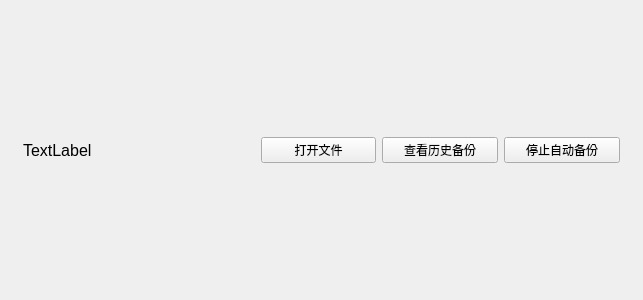
This is windows/mainwindow_child/homepage/trackfiles/homepagechild_trackfile.ui in Zao-chen/ZcVersionBox as Qt 5 draws it before an edit. The edited form follows.
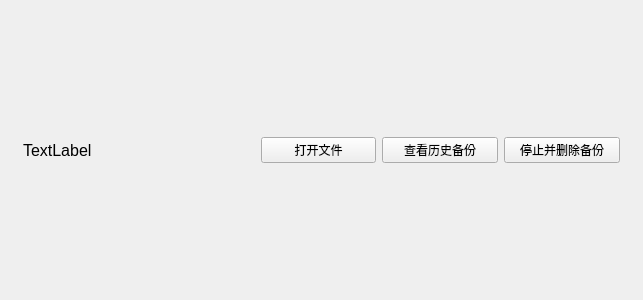
This is the edited form. Custom widgets are drawn as their Qt base class.

Commit message: feat: 添加开机自动启动功能，优化设置页面的用户交互

Diff of the .ui file:
```diff
--- a/windows/mainwindow_child/homepage/trackfiles/homepagechild_trackfile.ui
+++ b/windows/mainwindow_child/homepage/trackfiles/homepagechild_trackfile.ui
@@ -64,7 +64,7 @@
       <item>
        <widget class="ElaPushButton" name="pushButton_RemoveTrack">
         <property name="text">
-         <string>停止自动备份</string>
+         <string>停止并删除备份</string>
         </property>
        </widget>
       </item>
```
The commit also changes 3 other files.
